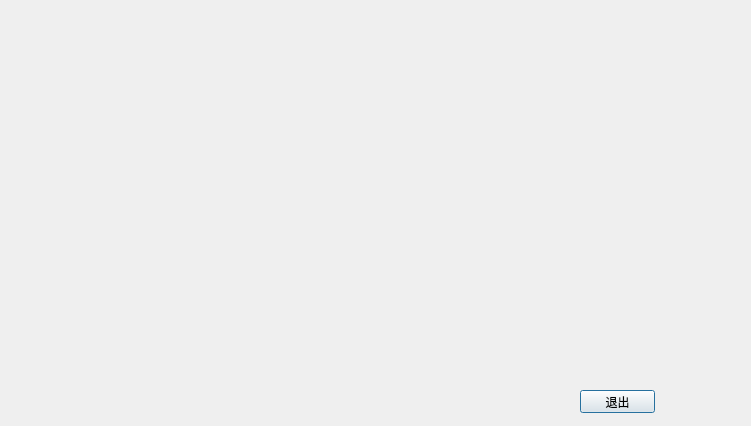
First picture: the form in qt_ui_bank_app/bank_app/clientdlg.ui, repository distanceNing/BankApp, before the edit.
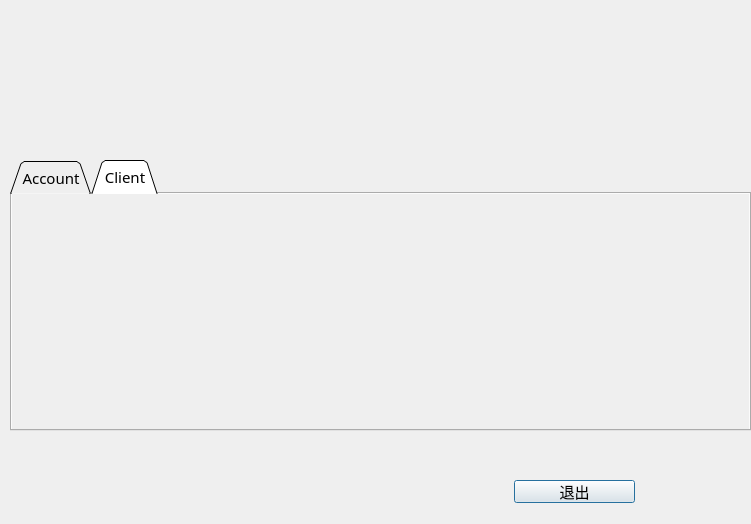
Second picture: the form after the edit. The open tabs and pages were chosen to show the change.

Diff of the .ui file:
```diff
--- a/qt_ui_bank_app/bank_app/clientdlg.ui
+++ b/qt_ui_bank_app/bank_app/clientdlg.ui
@@ -7,18 +7,73 @@
     <x>0</x>
     <y>0</y>
     <width>751</width>
-    <height>426</height>
+    <height>524</height>
    </rect>
   </property>
+  <property name="font">
+   <font>
+    <family>黑体</family>
+    <pointsize>11</pointsize>
+    <weight>50</weight>
+    <bold>false</bold>
+   </font>
+  </property>
+  <property name="contextMenuPolicy">
+   <enum>Qt::CustomContextMenu</enum>
+  </property>
   <property name="windowTitle">
    <string>Dialog</string>
   </property>
+  <property name="autoFillBackground">
+   <bool>false</bool>
+  </property>
+  <widget class="QTabWidget" name="tabWidget">
+   <property name="geometry">
+    <rect>
+     <x>10</x>
+     <y>160</y>
+     <width>741</width>
+     <height>271</height>
+    </rect>
+   </property>
+   <property name="mouseTracking">
+    <bool>false</bool>
+   </property>
+   <property name="layoutDirection">
+    <enum>Qt::LeftToRight</enum>
+   </property>
+   <property name="tabPosition">
+    <enum>QTabWidget::North</enum>
+   </property>
+   <property name="tabShape">
+    <enum>QTabWidget::Triangular</enum>
+   </property>
+   <property name="currentIndex">
+    <number>0</number>
+   </property>
+   <widget class="QWidget" name="account">
+    <attribute name="title">
+     <string>Account</string>
+    </attribute>
+   </widget>
+   <widget class="QWidget" name="client">
+    <property name="enabled">
+     <bool>true</bool>
+    </property>
+    <property name="autoFillBackground">
+     <bool>true</bool>
+    </property>
+    <attribute name="title">
+     <string>Client</string>
+    </attribute>
+   </widget>
+  </widget>
   <widget class="QPushButton" name="logout">
    <property name="geometry">
     <rect>
-     <x>580</x>
-     <y>390</y>
-     <width>75</width>
+     <x>514</x>
+     <y>480</y>
+     <width>121</width>
      <height>23</height>
     </rect>
    </property>
```
Left out of the diff: 18 changed lines with no effect on the pictures.
